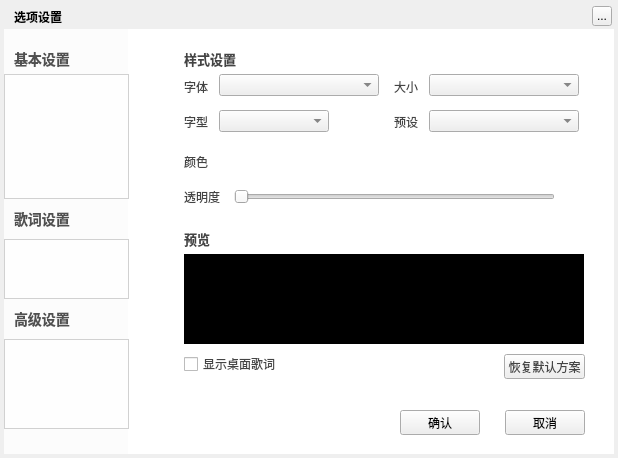
This is TTKCore/musicUiKits/musicWidgetKits/musicsettingwidget.ui in Greedysky/TTKMusicPlayer as Qt 5 draws it before an edit. The edited form follows.
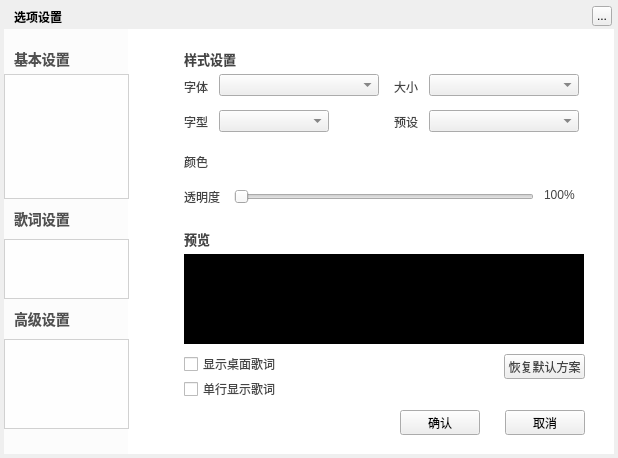
This is the edited form. The open tabs and pages were chosen to show the change. Custom widgets are drawn as their Qt base class.

Commit message: Add single mode setting[548226]

Patch:
```diff
--- a/TTKCore/musicUiKits/musicWidgetKits/musicsettingwidget.ui
+++ b/TTKCore/musicUiKits/musicWidgetKits/musicsettingwidget.ui
@@ -1315,10 +1315,13 @@
       <rect>
        <x>90</x>
        <y>158</y>
-       <width>321</width>
+       <width>300</width>
        <height>20</height>
       </rect>
      </property>
+     <property name="maximum">
+      <number>100</number>
+     </property>
      <property name="orientation">
       <enum>Qt::Horizontal</enum>
      </property>
@@ -1336,6 +1339,32 @@
       <string>显示桌面歌词</string>
      </property>
     </widget>
+    <widget class="QLabel" name="DfontTransValueLabel">
+     <property name="geometry">
+      <rect>
+       <x>400</x>
+       <y>158</y>
+       <width>35</width>
+       <height>16</height>
+      </rect>
+     </property>
+     <property name="text">
+      <string>100%</string>
+     </property>
+    </widget>
+    <widget class="QCheckBox" name="DSingleLineCheckBox">
+     <property name="geometry">
+      <rect>
+       <x>40</x>
+       <y>350</y>
+       <width>100</width>
+       <height>20</height>
+      </rect>
+     </property>
+     <property name="text">
+      <string>单行显示歌词</string>
+     </property>
+    </widget>
    </widget>
    <widget class="QWidget" name="six">
     <widget class="QLabel" name="baseSetSongWordWidget">
```
Left out of the diff: 18 changed lines with no effect on the pictures. The commit also changes 6 other files.
